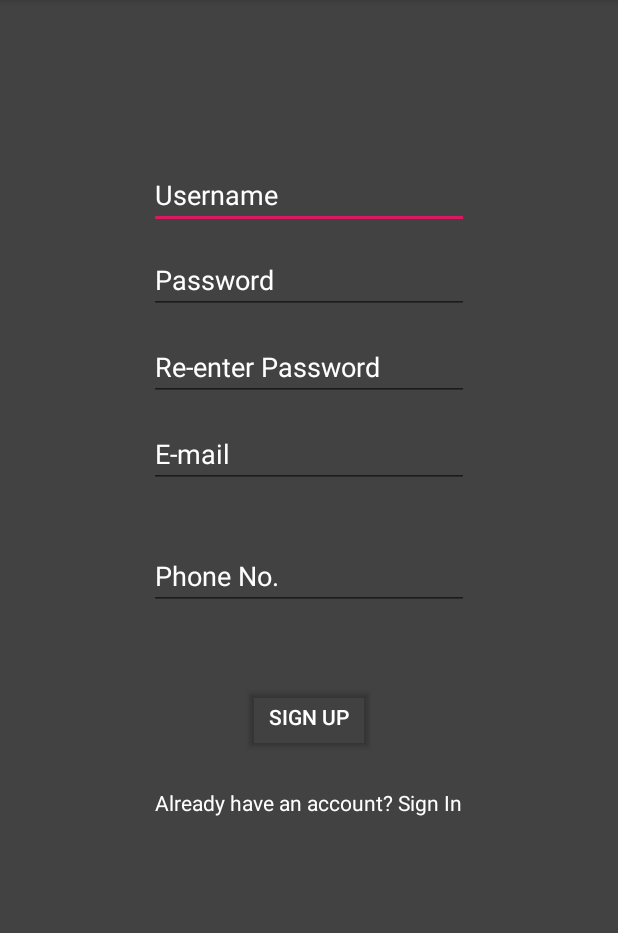
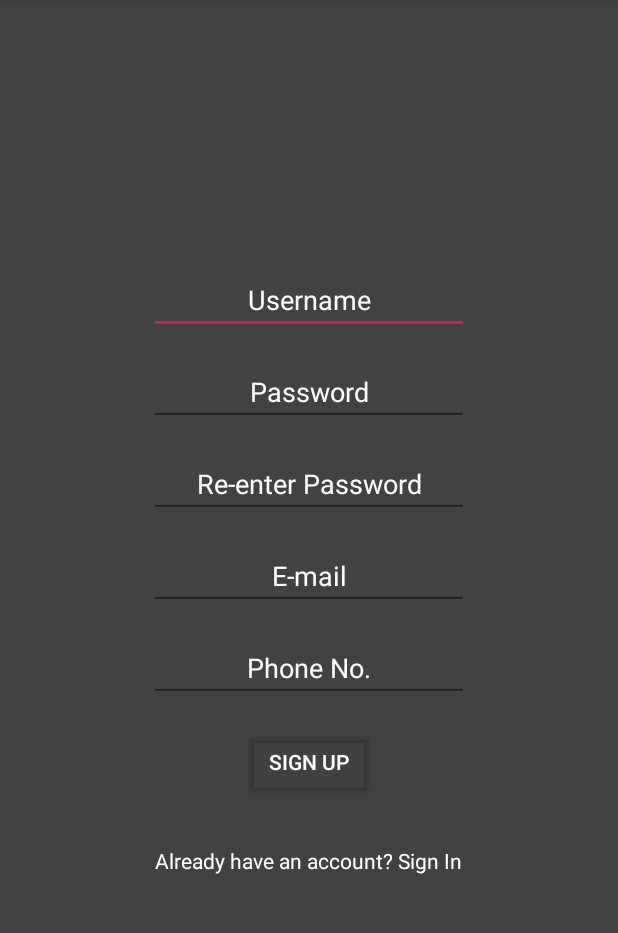
Before and after one commit to CMPUT301F19T31/NeedArraysBoss, an Android app: the SignUpActivity screen opened directly, with no data from a screen before it, on a phone screen of 412 x 824 dp, the part 84-1017 px from its top. Run offline under Robolectric (Android 15) with nearby library versions, the light colour scheme and no system bars; our stand-ins replace Firebase (no records; nobody signed in at launch, a user with empty details on screens opened directly).

Commit message:
fixed login/signup layout issues

```diff
--- a/app/src/main/java/com/example/moodtracker/HomeFragment.java
+++ b/app/src/main/java/com/example/moodtracker/HomeFragment.java
@@ -135,7 +135,6 @@ public class HomeFragment extends Fragment implements AdapterView.OnItemSelected
                     }
                 });
     }
-
     public void signInUser() {
         mAuth.signInWithEmailAndPassword("ahnafon3@gmail.com", "123456")
                 .addOnCompleteListener(getActivity(), new OnCompleteListener<AuthResult>() {
--- a/app/src/main/res/layout/activity_sign_up.xml
+++ b/app/src/main/res/layout/activity_sign_up.xml
@@ -11,89 +11,91 @@
         android:id="@+id/username"
         android:layout_width="wrap_content"
         android:layout_height="wrap_content"
-        android:layout_alignParentStart="true"
-        android:layout_alignParentLeft="true"
-        android:layout_alignParentTop="true"
         android:layout_centerHorizontal="true"
-        android:layout_marginStart="99dp"
-        android:layout_marginLeft="99dp"
-        android:layout_marginTop="107dp"
+        android:layout_above="@id/signuppassword"
         android:ems="10"
         android:hint="Username"
         android:inputType="textPersonName"
         android:textColor="@color/white"
-        android:textColorHint="@color/white"/>
+        android:textColorHint="@color/white"
+        android:layout_margin="8dp"
+        android:gravity="center"/>
 
     <EditText
         android:id="@+id/signuppassword"
         android:layout_width="wrap_content"
         android:layout_height="wrap_content"
-        android:layout_alignParentTop="true"
         android:layout_centerHorizontal="true"
-        android:layout_marginTop="164dp"
+        android:layout_above="@id/confirmpword"
         android:ems="10"
         android:hint="Password"
         android:inputType="textPassword"
         android:textColor="@color/white"
-        android:textColorHint="@color/white"/>
+        android:textColorHint="@color/white"
+        android:layout_margin="8dp"
+        android:gravity="center"/>
 
     <EditText
         android:id="@+id/confirmpword"
         android:layout_width="wrap_content"
         android:layout_height="wrap_content"
-        android:layout_alignParentTop="true"
         android:layout_centerHorizontal="true"
-        android:layout_marginTop="222dp"
+        android:layout_above="@id/signupemail"
         android:ems="10"
         android:hint="Re-enter Password"
         android:inputType="textPassword"
         android:textColor="@color/white"
-        android:textColorHint="@color/white"/>
+        android:textColorHint="@color/white"
+        android:layout_margin="8dp"
+        android:gravity="center"/>
 
     <EditText
         android:id="@+id/signupemail"
         android:layout_width="wrap_content"
         android:layout_height="wrap_content"
-        android:layout_alignParentTop="true"
-        android:layout_centerHorizontal="true"
-        android:layout_marginTop="280dp"
+        android:layout_centerInParent="true"
         android:ems="10"
         android:hint="E-mail"
         android:inputType="textEmailAddress"
         android:textColor="@color/white"
-        android:textColorHint="@color/white"/>
+        android:textColorHint="@color/white"
+        android:layout_margin="8dp"
+        android:gravity="center"/>
 
     <EditText
         android:id="@+id/phone"
         android:layout_width="wrap_content"
         android:layout_height="wrap_content"
-        android:layout_centerInParent="true"
+        android:layout_centerHorizontal="true"
+        android:layout_below="@id/signupemail"
         android:ems="10"
         android:hint="Phone No."
         android:inputType="phone"
         android:textColor="@color/white"
-        android:textColorHint="@color/white"/>
+        android:textColorHint="@color/white"
+        android:layout_margin="8dp"
+        android:gravity="center"/>
 
     <Button
         android:id="@+id/signup"
         android:layout_width="wrap_content"
         android:layout_height="wrap_content"
-        android:layout_alignParentBottom="true"
+        android:layout_below="@id/phone"
         android:layout_centerHorizontal="true"
-        android:layout_marginBottom="266dp"
         android:backgroundTint="@color/cardview_shadow_end_color"
         android:text="Sign Up"
         android:textColor="@color/white"
-        android:onClick="signUpUser"/>
+        android:onClick="signUpUser"
+        android:layout_margin="8dp"/>
 
     <TextView
         android:id="@+id/textView2"
         android:layout_width="wrap_content"
         android:layout_height="wrap_content"
-        android:layout_alignParentBottom="true"
         android:layout_centerHorizontal="true"
-        android:layout_marginBottom="223dp"
+        android:layout_below="@id/signup"
         android:text="Already have an account? Sign In"
         android:textColor="@color/white"
-        android:onClick="cancel"/>
+        android:onClick="cancel"
+        android:layout_margin="24dp"/>
 </RelativeLayout>
```
Also changed, not shown: app/src/main/res/layout/login.xml (+14 -19 lines).
